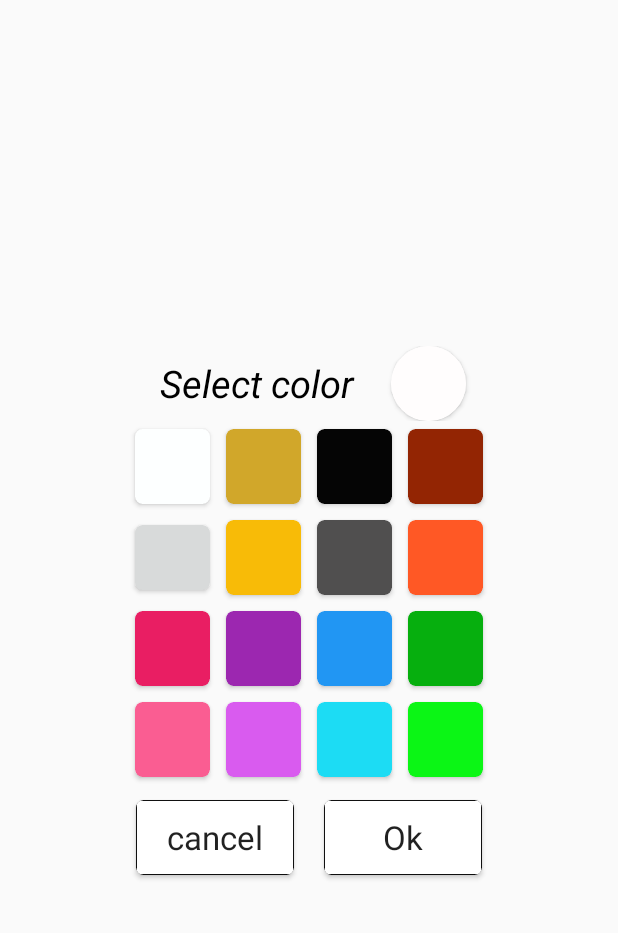
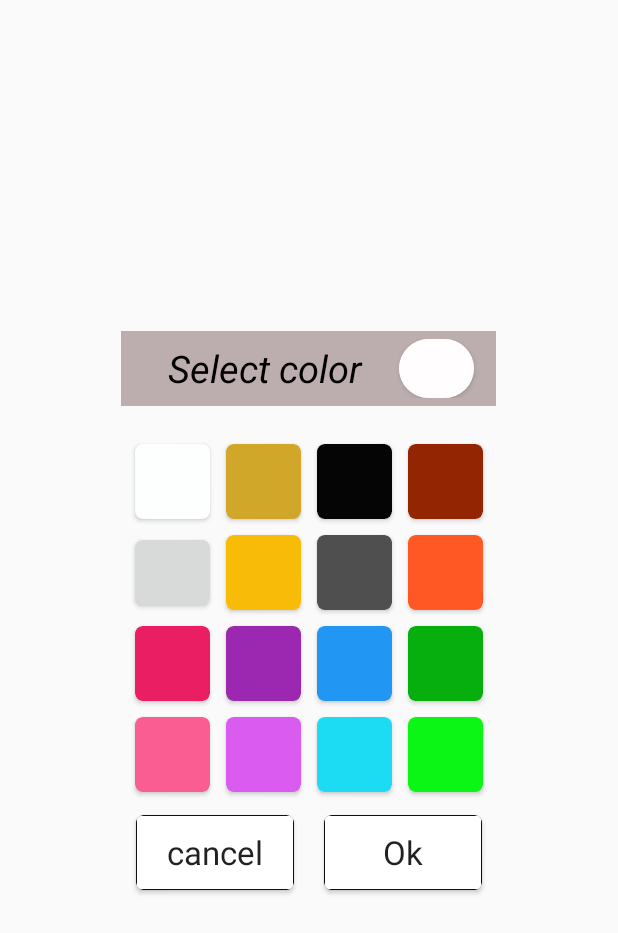
Before and after one commit to Abdullah272056/MyMusicPlayer, an Android app: the layout color_box.xml on its own in the app's theme, with its tools: preview values and no code run, on a phone screen of 412 x 824 dp. Shown: the top 933 px of the screen. Run offline under Robolectric (Android 15) with nearby library versions, the phone set to English and light mode, and no system bars.

Commit message:
set color selected color

```diff
--- a/app/src/main/res/layout/color_box.xml
+++ b/app/src/main/res/layout/color_box.xml
@@ -1,5 +1,7 @@
 <?xml version="1.0" encoding="utf-8"?>
 <LinearLayout
+    android:paddingTop="20dp"
+    android:paddingBottom="20dp"
     android:gravity="center"
     android:orientation="vertical"
     xmlns:android="http://schemas.android.com/apk/res/android"
@@ -7,6 +9,9 @@
     android:layout_height="match_parent"
     xmlns:app="http://schemas.android.com/apk/res-auto">
    <LinearLayout
+       android:padding="5dp"
+       android:background="#BCAEAE"
+       android:layout_marginBottom="20dp"
        android:layout_width="250dp"
        android:layout_height="50dp">
        <TextView
@@ -17,11 +22,11 @@
            android:textSize="25sp"
            android:text="Select color"
            android:layout_width="180dp"
-           android:layout_height="50dp"/>
+           android:layout_height="match_parent"/>
        <androidx.cardview.widget.CardView
            android:layout_gravity="center"
            android:layout_width="50dp"
-           android:layout_height="50dp"
+           android:layout_height="match_parent"
            app:cardCornerRadius="25dp"
 
            >
```
Also changed, not shown: app/src/main/java/com/example/mymusicplayer/SongListActivity.java (+16 -1 lines).
